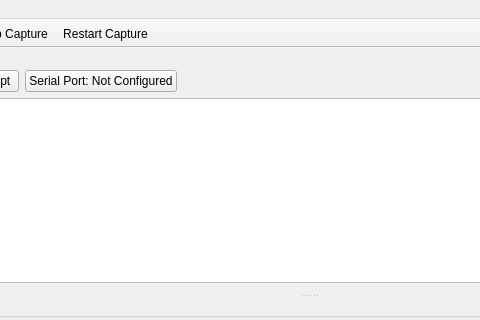
Before: the Qt Designer form ui/mainwindow.ui in samkearney/ETCDmxTool, drawn with Qt 5; both pictures show x 269 to 749 and y 0 to 320 of the 1067 by 840 pixel window.
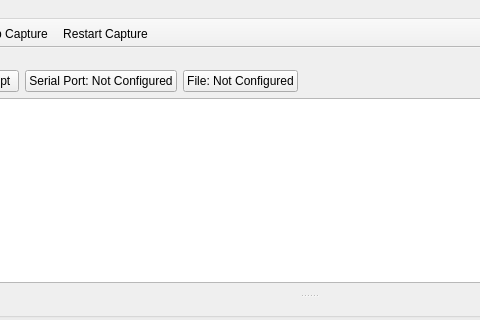
After: the same form once the commit is applied. Icons and pictures are not drawn. Custom widgets are drawn as their Qt base class.

Commit message: Add Scripting file Support

Diff of the .ui file:
```diff
--- a/ui/mainwindow.ui
+++ b/ui/mainwindow.ui
@@ -1305,6 +1305,13 @@
                 </property>
                </widget>
               </item>
+              <item>
+               <widget class="QPushButton" name="btnScriptFile">
+                <property name="text">
+                 <string>File: Not Configured</string>
+                </property>
+               </widget>
+              </item>
               <item>
                <spacer name="horizontalSpacer_7">
                 <property name="orientation">
```
